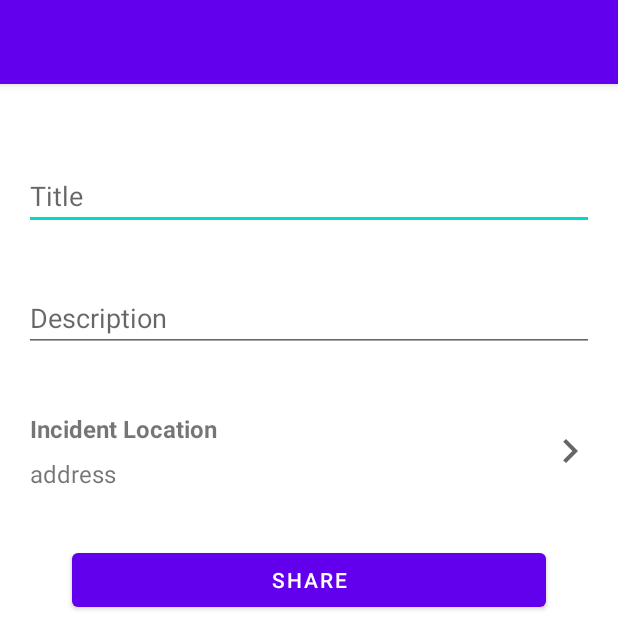
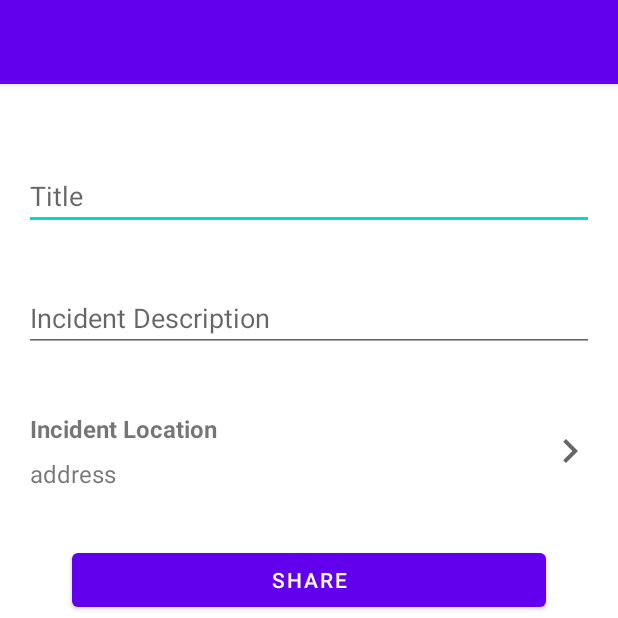
Before and after one commit to harishtanu007/proSafe, an Android app: the NewIncidentActivity screen opened directly, with no data from a screen before it, on a phone screen of 412 x 824 dp, the top half of it. Run offline under Robolectric (Android 15) with nearby library versions, the phone set to English and light mode, and no system bars; our stand-ins replace Firebase (no records; nobody signed in at launch, a user with empty details on screens opened directly).

Commit message:
UI changes

```diff
--- a/app/src/main/java/com/harish/prosafe/ui/incidentcategory/IncidentCategoryActivity.java
+++ b/app/src/main/java/com/harish/prosafe/ui/incidentcategory/IncidentCategoryActivity.java
@@ -18,6 +18,7 @@ public class IncidentCategoryActivity extends AppCompatActivity {
     protected void onCreate(Bundle savedInstanceState) {
         super.onCreate(savedInstanceState);
         setContentView(R.layout.activity_incident_category);
+        getSupportActionBar().setTitle("Choose a Category");
         backendProvider = IBackendProvider.getBackendProvider();
         recyclerView = findViewById(R.id.categories_rv);
         recyclerView.setHasFixedSize(true);
--- a/app/src/main/java/com/harish/prosafe/ui/newincident/NewIncidentActivity.java
+++ b/app/src/main/java/com/harish/prosafe/ui/newincident/NewIncidentActivity.java
@@ -103,9 +103,9 @@ public class NewIncidentActivity extends AppCompatActivity {
             if (!title.isEmpty() && !description.isEmpty()) {
                 Log.e("title : ", title);
                 Log.e("description : ", description);
-                String userId = backendProvider.getUserId();
+                String userName = backendProvider.getUserName();
                 long unixTime = System.currentTimeMillis() / 1000L;
-                Incident incident = new Incident(title, description, userId, incidentCategory, unixTime, address, new Coordinates(latitude, longitude));
+                Incident incident = new Incident(title, description, userName, incidentCategory, unixTime, address, new Coordinates(latitude, longitude));
                 backendProvider.addIncident(incident).setEventListener(new EventListener() {
                     @Override
                     public void onSuccess() {
--- a/app/src/main/java/com/harish/prosafe/ui/settings/SettingsActivity.java
+++ b/app/src/main/java/com/harish/prosafe/ui/settings/SettingsActivity.java
@@ -45,6 +45,7 @@ public class SettingsActivity extends AppCompatPreferenceActivity {
     protected void onCreate(Bundle savedInstanceState) {
         super.onCreate(savedInstanceState);
         getSupportActionBar().setDisplayHomeAsUpEnabled(true);
+        getSupportActionBar().setTitle("Neighbors Settings");
         backendProvider = IBackendProvider.getBackendProvider();
         resultReceiver = new AddressResultReceiver(new Handler());
         // load settings fragment
--- a/app/src/main/java/com/harish/prosafe/util/IBackendProvider.java
+++ b/app/src/main/java/com/harish/prosafe/util/IBackendProvider.java
@@ -23,4 +23,6 @@ public interface IBackendProvider {
   FirebaseProvider getAddressValueEventListener(AddressValueChangeListener valueChangeListener);
   FirebaseProvider addAddressValueEventListener(Coordinates coordinates);
   Coordinates getUserCoordinates();
+
+  String getUserId();
 }
--- a/app/src/main/res/layout/activity_new_incident.xml
+++ b/app/src/main/res/layout/activity_new_incident.xml
@@ -42,7 +42,7 @@
             android:layout_marginTop="36dp"
             android:ems="10"
             android:gravity="start|top"
-            android:hint="Description"
+            android:hint="Incident Description"
             android:inputType="textMultiLine"
             app:layout_constraintTop_toTopOf="parent"
             tools:layout_editor_absoluteX="0dp" />
```
Also changed, not shown: app/src/main/java/com/harish/prosafe/util/FirebaseProvider.java (+7 -0 lines).
